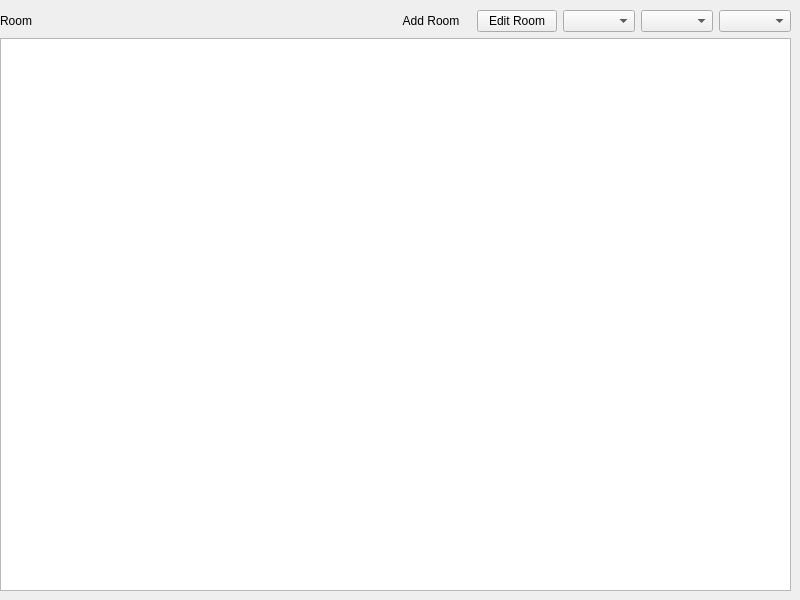
First picture: the form in src/ui/ui_room_scene.ui, repository trung-kieen/hotel-booking-system, before the edit.
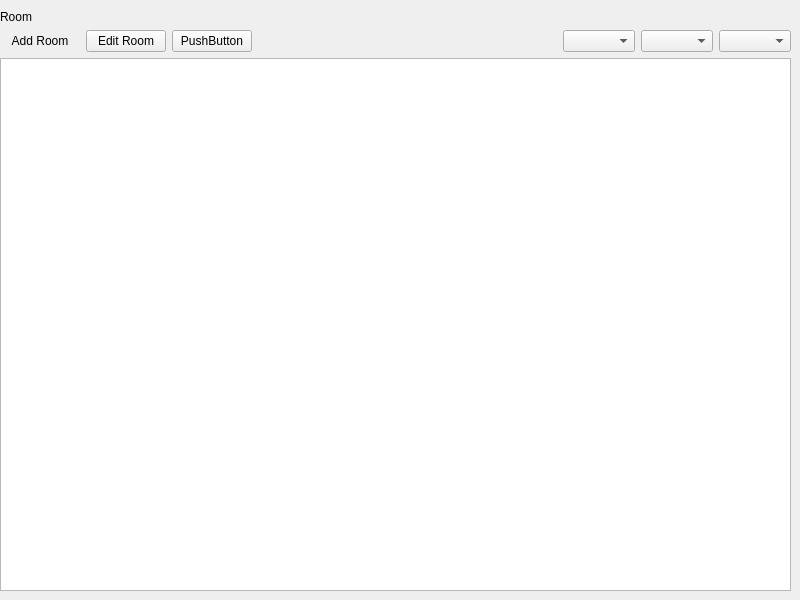
Second picture: the form after the edit.

Patch:
```diff
--- a/src/ui/ui_room_scene.ui
+++ b/src/ui/ui_room_scene.ui
@@ -35,15 +35,42 @@
         </property>
        </layout>
       </item>
+      <item>
+       <widget class="QLabel" name="label">
+        <property name="text">
+         <string>Room</string>
+        </property>
+        <property name="margin">
+         <number>10</number>
+        </property>
+       </widget>
+      </item>
       <item>
        <layout class="QHBoxLayout" name="headerLayout">
         <item>
-         <widget class="QLabel" name="label">
+         <widget class="QPushButton" name="btnAddRoom">
+          <property name="styleSheet">
+           <string notr="true"/>
+          </property>
           <property name="text">
-           <string>Room</string>
+           <string>Add Room</string>
           </property>
-          <property name="margin">
-           <number>10</number>
+          <property name="flat">
+           <bool>true</bool>
+          </property>
+         </widget>
+        </item>
+        <item>
+         <widget class="QPushButton" name="btnEditRoom">
+          <property name="text">
+           <string>Edit Room</string>
+          </property>
+         </widget>
+        </item>
+        <item>
+         <widget class="QPushButton" name="btnDeleteRoom">
+          <property name="text">
+           <string>PushButton</string>
           </property>
          </widget>
         </item>
@@ -60,26 +87,6 @@
           </property>
          </spacer>
         </item>
-        <item>
-         <widget class="QPushButton" name="btnAddRoom">
-          <property name="styleSheet">
-           <string notr="true"/>
-          </property>
-          <property name="text">
-           <string>Add Room</string>
-          </property>
-          <property name="flat">
-           <bool>true</bool>
-          </property>
-         </widget>
-        </item>
-        <item>
-         <widget class="QPushButton" name="btnEditRoom">
-          <property name="text">
-           <string>Edit Room</string>
-          </property>
-         </widget>
-        </item>
         <item>
          <widget class="QComboBox" name="cmbLockStatus"/>
         </item>
```
